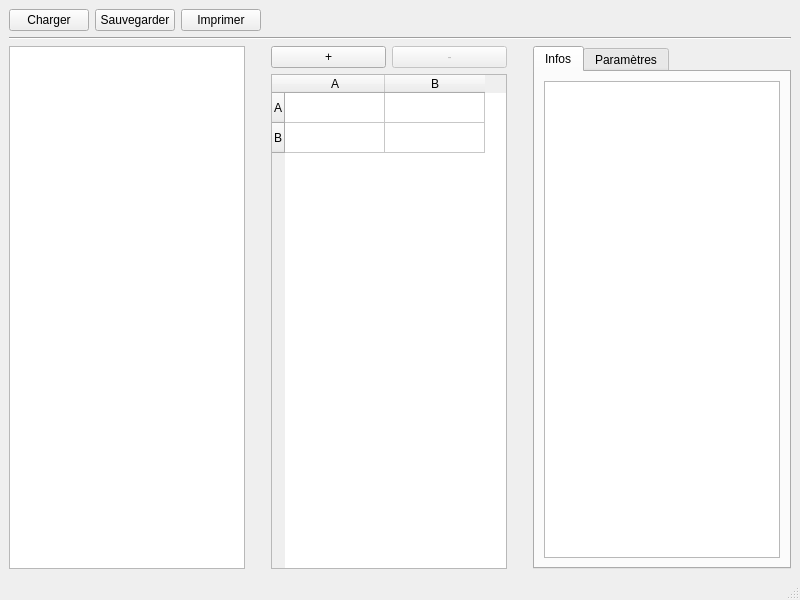
Qt form mainwindow.ui (safirex/Matrix-editor) before a commit.
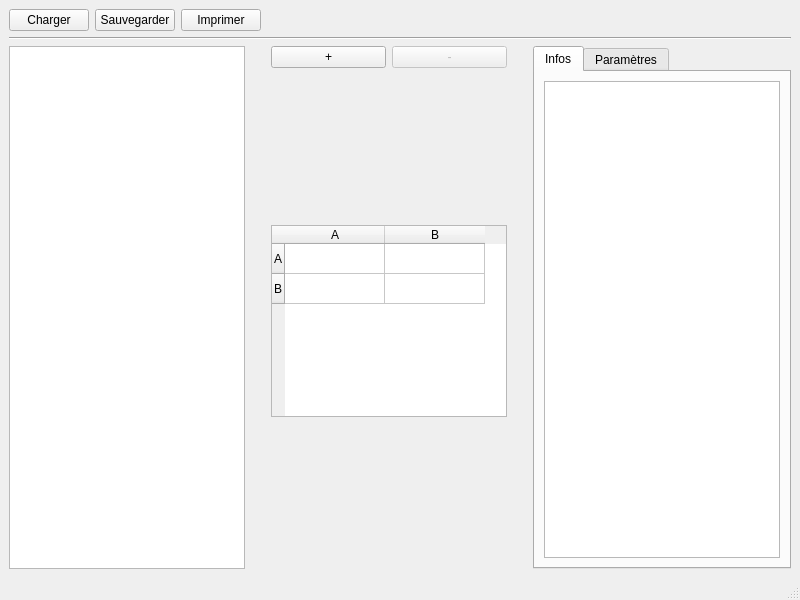
The same form after that commit. Custom widgets are drawn as their Qt base class.

What changed in the file:
```diff
--- a/mainwindow.ui
+++ b/mainwindow.ui
@@ -87,30 +87,9 @@
       </item>
       <item>
        <layout class="QGridLayout" name="gridLayout">
-        <item row="1" column="0">
-         <widget class="QTableWidget" name="tableWidget">
-          <row>
-           <property name="text">
-            <string>A</string>
-           </property>
-          </row>
-          <row>
-           <property name="text">
-            <string>B</string>
-           </property>
-          </row>
-          <column>
-           <property name="text">
-            <string>A</string>
-           </property>
-          </column>
-          <column>
-           <property name="text">
-            <string>B</string>
-           </property>
-          </column>
-         </widget>
-        </item>
+        <property name="sizeConstraint">
+         <enum>QLayout::SetNoConstraint</enum>
+        </property>
         <item row="0" column="0">
          <layout class="QHBoxLayout" name="horizontalLayout_3">
           <item>
@@ -132,6 +111,41 @@
           </item>
          </layout>
         </item>
+        <item row="1" column="0" alignment="Qt::AlignHCenter|Qt::AlignVCenter">
+         <widget class="MatriceTable" name="tableWidget">
+          <property name="sizePolicy">
+           <sizepolicy hsizetype="Preferred" vsizetype="Preferred">
+            <horstretch>0</horstretch>
+            <verstretch>0</verstretch>
+           </sizepolicy>
+          </property>
+          <row>
+           <property name="text">
+            <string>A</string>
+           </property>
+          </row>
+          <row>
+           <property name="text">
+            <string>B</string>
+           </property>
+          </row>
+          <column>
+           <property name="text">
+            <string>A</string>
+           </property>
+          </column>
+          <column>
+           <property name="text">
+            <string>B</string>
+           </property>
+          </column>
+          <item row="0" column="0">
+           <property name="flags">
+            <set>ItemIsSelectable|ItemIsDragEnabled|ItemIsDropEnabled|ItemIsUserCheckable|ItemIsEnabled</set>
+           </property>
+          </item>
+         </widget>
+        </item>
        </layout>
       </item>
       <item>
@@ -207,6 +221,21 @@
   </widget>
   <widget class="QStatusBar" name="statusbar"/>
  </widget>
+ <customwidgets>
+  <customwidget>
+   <class>MatriceTable</class>
+   <extends>QTableWidget</extends>
+   <header>matricetable.h</header>
+   <slots>
+    <slot>addElement()</slot>
+   </slots>
+  </customwidget>
+  <customwidget>
+   <class>MatriceButton</class>
+   <extends>QPushButton</extends>
+   <header>matricebutton.h</header>
+  </customwidget>
+ </customwidgets>
  <resources/>
  <connections/>
 </ui>
```
Left out of the diff: 29 changed lines with no effect on the pictures.
